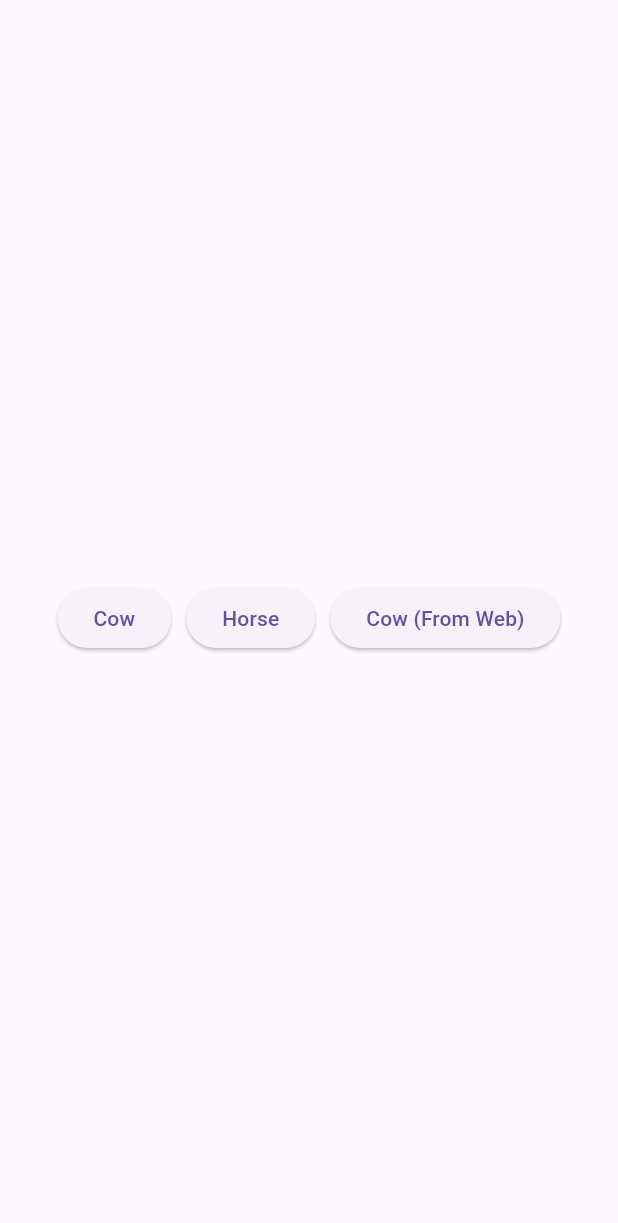
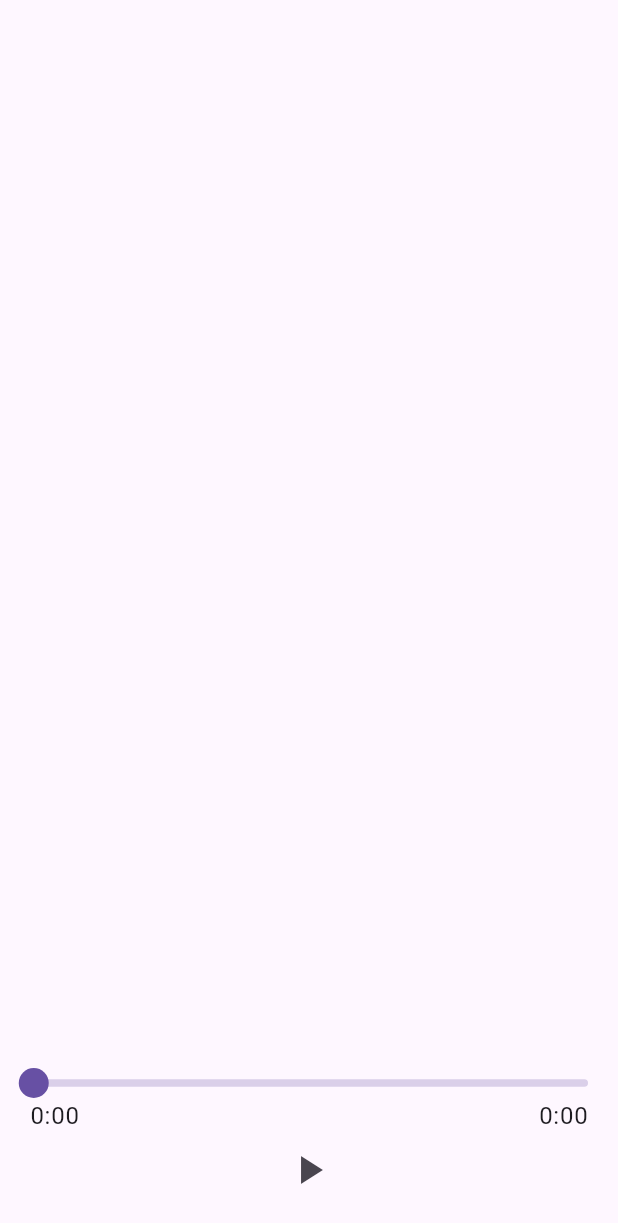
Before and after one commit to jamesalvin49/just_audio_player, a Flutter app: the screen it shows after launch, on a phone screen of 412 x 824 dp. Shown: the top 1223 px of the screen. Run offline on Flutter 3.47's test engine with Material 3 defaults, Android fonts, the phone set to English and light mode, and no system bars; drawn by our look-alikes of audio_video_progress_bar; our stand-ins replace just_audio.

Commit message:
Playing audio from internet

```diff
--- a/lib/main.dart
+++ b/lib/main.dart
@@ -1,5 +1,6 @@
+import 'package:audio_video_progress_bar/audio_video_progress_bar.dart';
 import 'package:flutter/material.dart';
-import 'package:just_audio/just_audio.dart';
+import 'package:just_audio_player/page_manager.dart';
 
 void main() => runApp(const AudioApp());
 
@@ -11,51 +12,64 @@
 }
 
 class _AudioAppState extends State<AudioApp> {
-  late AudioPlayer _player;
+  late final PageManager _pageManager;
 
   @override
   void initState() {
     super.initState();
-    _player = AudioPlayer();
+    _pageManager = PageManager();
   }
 
   @override
   void dispose() {
-    _player.dispose();
+    _pageManager.dispose();
     super.dispose();
   }
 
   @override
   Widget build(BuildContext context) {
-
     return MaterialApp(
       home: Scaffold(
-        body: Center(
-          child: Row(
-            mainAxisAlignment: MainAxisAlignment.center,
+        body: Padding(
+          padding: const EdgeInsets.all(20.0),
+          child: Column(
             children: [
-              ElevatedButton(
-                onPressed: () async {
-                  await _player.setAsset('assets/audio/moo.mp3');
-                  _player.play();
+              const Spacer(),
+              ValueListenableBuilder<ProgressBarState>(
+                valueListenable: _pageManager.progressNotifier,
+                builder: (_, value, __) {
+                  return ProgressBar(
+                    progress: value.current,
+                    buffered: value.buffered,
+                    total: value.total,
+                  );
                 },
-                child: const Text('Cow'),
               ),
-              const SizedBox(width: 10),
-              ElevatedButton(
-                onPressed: () async{
-                  await _player.setAsset('assets/audio/horse.mp3');
-                  _player.play();
+              ValueListenableBuilder<ButtonState>(
+                valueListenable: _pageManager.buttonNotifier,
+                builder: (_, value, __) {
+                  switch (value) {
+                    case ButtonState.loading:
+                      return Container(
+                        margin: const EdgeInsets.all(8.0),
+                        width: 32.0,
+                        height: 32.0,
+                        child: const CircularProgressIndicator(),
+                      );
+                    case ButtonState.paused:
+                      return IconButton(
+                        icon: const Icon(Icons.play_arrow),
+                        iconSize: 32.0,
+                        onPressed: _pageManager.play,
+                      );
+                    case ButtonState.playing:
+                      return IconButton(
+                        icon: const Icon(Icons.pause),
+                        iconSize: 32.0,
+                        onPressed: _pageManager.pause,
+                      );
+                  }
                 },
-                child: const Text('Horse'),
-              ),
-              const SizedBox(width: 10),
-              ElevatedButton(
-                onPressed: () async{
-                  await _player.setUrl('https://www.applesaucekids.com/sound%20effects/moo.mp3');
-                  _player.play();
-                },
-                child: const Text('Cow (From Web)'),
               ),
             ],
           ),
--- /dev/null
+++ b/lib/page_manager.dart
@@ -0,0 +1,181 @@
+import 'package:flutter/material.dart';
+import 'package:just_audio/just_audio.dart';
+
+class PageManager {
+  final progressNotifier = ValueNotifier<ProgressBarState>(
+    ProgressBarState(
+      current: Duration.zero,
+      buffered: Duration.zero,
+      total: Duration.zero,
+    ),
+  );
+
+  final buttonNotifier = ValueNotifier<ButtonState>(
+    ButtonState.paused,
+  );
+
+  // The song is a freely available mp3 from SoundHelix.
+  static const url =
+      'https://www.soundhelix.com/examples/mp3/SoundHelix-Song-2.mp3';
+
+  late AudioPlayer _audioPlayer;
+
+  PageManager() {
+    _init();
+  }
+  // Since _init is called from the constructor, the AudioPlayer will
+  // start up as soon as this state management class is created.
+  // That's done in the initState method in main.dart.
+  void _init() async {
+    _audioPlayer = AudioPlayer();
+
+    // Since you can't perform an async task inside of a constructor,
+    // you moved it to an _init method. There you created the AudioPlayer
+    // object and set the URL for the song it will play.
+    await _audioPlayer.setUrl(url);
+
+    /// This code listens to the state changes of an audio player and updates the UI accordingly.
+    /// The [playerStateStream] stream emits the current state of the player.
+    /// The code begins by setting up a listener on the _audioPlayer.playerStateStream.
+    /// This stream emits events whenever the state of the audio player changes.
+    /// The listener function takes a playerState parameter, which contains information about the current state of the player.
+    ///
+    /// Inside the listener, two key pieces of information are extracted from playerState:
+    /// isPlaying: A boolean indicating whether the audio player is currently playing.
+    ///
+    /// processingState: An enum value representing the current processing state of the player (e.g., loading, buffering, completed).
+    ///
+    /// If the processingState is either ProcessingState.loading or ProcessingState.buffering,
+    /// it means the player is in the process of loading or buffering audio data.
+    /// In this case, the buttonNotifier.value is set to ButtonState.loading,
+    /// likely to show a loading indicator in the UI.
+    ///
+    /// If the player is not playing (!isPlaying), the buttonNotifier.value is set to ButtonState.paused,
+    /// indicating that playback is paused.
+    ///
+    /// If the player is playing and the processingState is not ProcessingState.completed,
+    /// the buttonNotifier.value is set to ButtonState.playing, indicating that
+    /// audio is currently being played.
+    /// If the processingState is ProcessingState.completed, it means the audio playback has finished.
+    ///
+    /// The code then seeks the audio player back to the start (Duration.zero)
+    /// and pauses it, effectively resetting the player for potential future playback.
+    _audioPlayer.playerStateStream.listen((playerState) {
+      final isPlaying = playerState.playing;
+
+      final processingState = playerState.processingState;
+
+      if (processingState == ProcessingState.loading ||
+          processingState == ProcessingState.buffering) {
+        buttonNotifier.value = ButtonState.loading;
+      } else if (!isPlaying) {
+        buttonNotifier.value = ButtonState.paused;
+      } else if (processingState != ProcessingState.completed) {
+        buttonNotifier.value = ButtonState.playing;
+      } else {
+        _audioPlayer.seek(Duration.zero);
+        _audioPlayer.pause();
+      }
+    });
+
+    /// listens to a stream of audio player position updates and updates
+    /// a notifier with the current progress of the audio playback.
+    ///
+    /// Next we retrieve the current value of progressNotifier and stores it in oldState.
+    /// progressNotifier is presumably a ValueNotifier that holds the state of the progress bar.
+    ///
+    /// We then update the value of progressNotifier with a new ProgressBarState object.
+    _audioPlayer.positionStream.listen((position) {
+      final oldState = progressNotifier.value;
+      progressNotifier.value = ProgressBarState(
+        current: position,
+        buffered: oldState.buffered,
+        total: oldState.total,
+      );
+    });
+
+    /// The bufferedPositionStream is likely a stream that emits updates about
+    /// the buffered position of the audio playback.
+    /// This stream provides information on how much of the audio has been buffered,
+    /// which is useful for displaying buffering progress in a media player.
+    ///
+    /// You can listen to the bufferedPositionStream to get updates on the buffered position.
+    /// This is typically done using the listen method.
+    ///
+    /// The buffered position information can be used to update the UI,
+    /// such as a progress bar that shows how much of the audio has been buffered.
+    ///
+    /// By listening to this stream, you can handle buffering events,
+    /// such as showing a loading indicator when buffering is in progress.
+    _audioPlayer.bufferedPositionStream.listen((bufferedPosition) {
+      final oldState = progressNotifier.value;
+      progressNotifier.value = ProgressBarState(
+        current: oldState.current,
+        buffered: bufferedPosition,
+        total: oldState.total,
+      );
+    });
+
+    /// The durationStream is likely a stream that emits updates about the total
+    /// duration of the audio being played.
+    /// This stream provides information on the length of the audio track,
+    /// which is essential for various functionalities in a media player,
+    /// such as displaying the total duration and calculating the progress of playback.
+    ///
+    /// You can listen to the durationStream to get updates on the total
+    /// duration of the audio. This is typically done using the listen method.
+    ///
+    /// The total duration information can be used to update the UI,
+    /// such as displaying the total length of the audio track in a progress bar or a timer.
+    ///
+    /// By listening to this stream, you can handle changes in the duration,
+    /// which might occur if the audio source changes or if the duration is
+    /// initially unknown and later determined.
+    ///
+    /// When a new duration is emitted, it updates the progressNotifier with
+    /// the new total duration while keeping the current position and buffered position unchanged.
+    /// If the duration is null, it defaults to Duration.zero.
+    _audioPlayer.durationStream.listen((totalDuration) {
+      final oldState = progressNotifier.value;
+      progressNotifier.value = ProgressBarState(
+        current: oldState.current,
+        buffered: oldState.buffered,
+        total: totalDuration ?? Duration.zero,
+      );
+    });
+  }
+
+  void play() {
+    _audioPlayer.play();
+  }
+
+  void pause() {
+    _audioPlayer.pause();
+  }
+
+  void seek(Duration position) {
+    _audioPlayer.seek(position);
+  }
+
+  void dispose() {
+    _audioPlayer.dispose();
+  }
+}
+
+class ProgressBarState {
+  ProgressBarState({
+    required this.current,
+    required this.buffered,
+    required this.total,
+  });
+
+  final Duration current;
+  final Duration buffered;
+  final Duration total;
+}
+
+enum ButtonState {
+  paused,
+  playing,
+  loading,
+}
```
Also changed, not shown: pubspec.yaml (+2 -64 lines), pubspec.lock, 1 other file.
